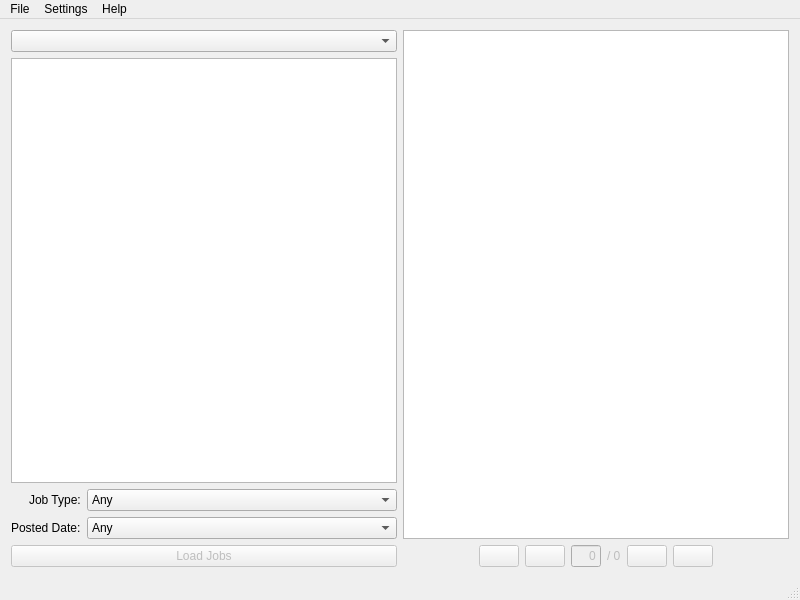
ElanGroup/freelance-navigator, file sources/mainwindow.ui: the form before one commit.
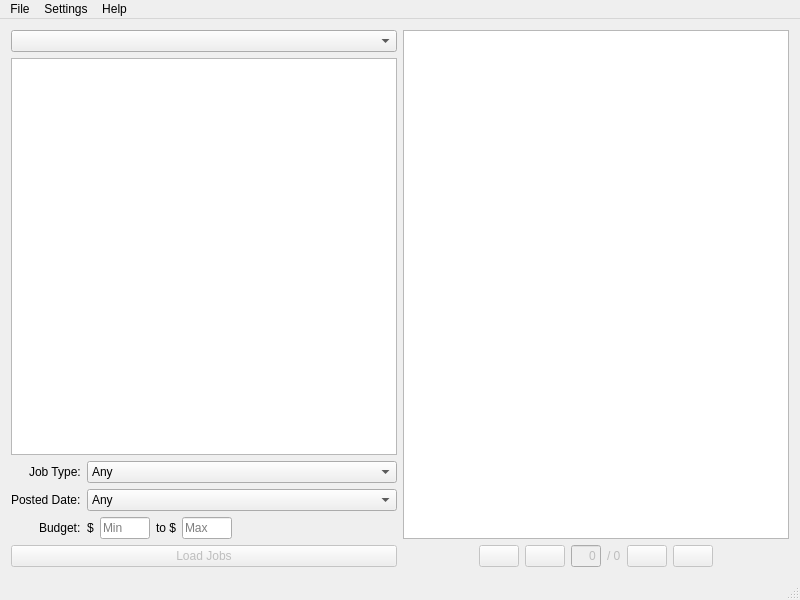
The form after the commit. Icons and pictures are not drawn.

Commit message: Jobs loading speed has been enhanced. Budget filter has been added.

Diff of the .ui file:
```diff
--- a/sources/mainwindow.ui
+++ b/sources/mainwindow.ui
@@ -137,6 +137,73 @@
           </item>
          </widget>
         </item>
+        <item row="2" column="0">
+         <widget class="QLabel" name="budgetLabel">
+          <property name="text">
+           <string>Budget:</string>
+          </property>
+         </widget>
+        </item>
+        <item row="2" column="1">
+         <layout class="QHBoxLayout" name="bhorizontalLayout_2">
+          <item>
+           <widget class="QLabel" name="minLabel">
+            <property name="text">
+             <string>$</string>
+            </property>
+           </widget>
+          </item>
+          <item>
+           <widget class="QLineEdit" name="minLineEdit">
+            <property name="maximumSize">
+             <size>
+              <width>50</width>
+              <height>16777215</height>
+             </size>
+            </property>
+            <property name="text">
+             <string/>
+            </property>
+            <property name="placeholderText">
+             <string>Min</string>
+            </property>
+           </widget>
+          </item>
+          <item>
+           <widget class="QLabel" name="maxLabel">
+            <property name="text">
+             <string>to $</string>
+            </property>
+           </widget>
+          </item>
+          <item>
+           <widget class="QLineEdit" name="maxLineEdit">
+            <property name="maximumSize">
+             <size>
+              <width>50</width>
+              <height>16777215</height>
+             </size>
+            </property>
+            <property name="placeholderText">
+             <string>Max</string>
+            </property>
+           </widget>
+          </item>
+          <item>
+           <spacer name="horizontalSpacer_3">
+            <property name="orientation">
+             <enum>Qt::Horizontal</enum>
+            </property>
+            <property name="sizeHint" stdset="0">
+             <size>
+              <width>40</width>
+              <height>20</height>
+             </size>
+            </property>
+           </spacer>
+          </item>
+         </layout>
+        </item>
        </layout>
       </item>
       <item>
```
The commit also changes 4 other files.
